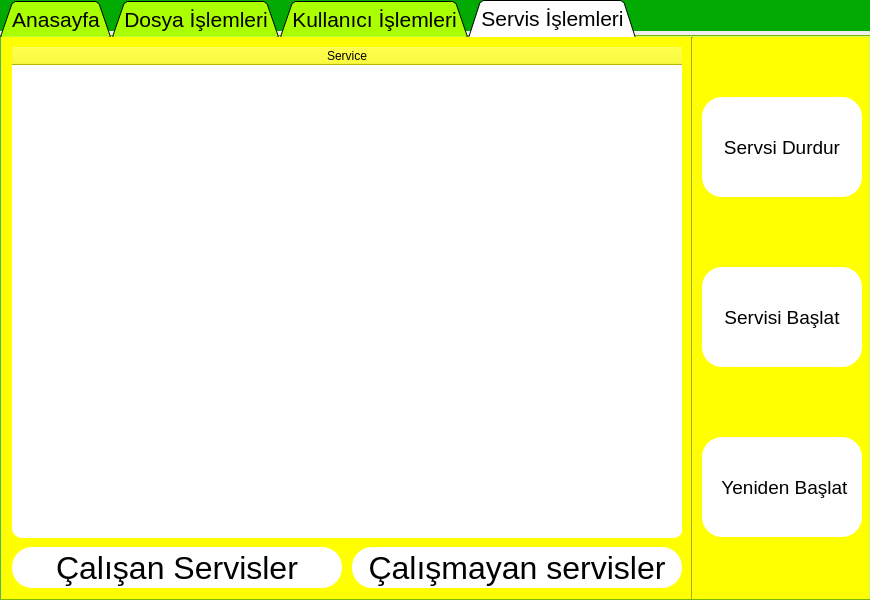
The window that MainGUI.ui (Slmdlgl40/LinuxSystemManagement) describes before a commit, drawn with Qt 5.
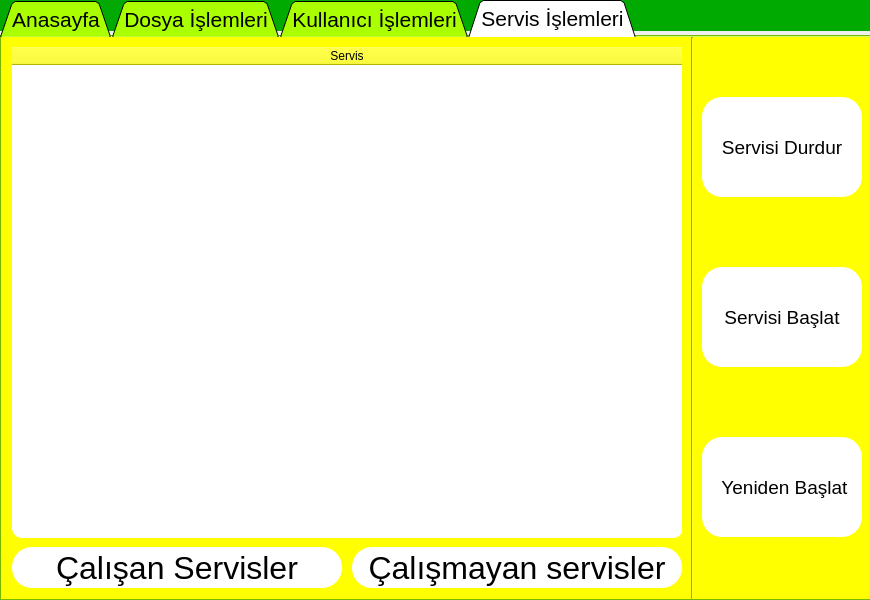
The same window after the commit. The open tabs and pages were chosen to show the change. Icons and pictures are not drawn.

Commit message: Editör sayfasının tasarımı tamamlandı

Diff of the .ui file:
```diff
--- a/MainGUI.ui
+++ b/MainGUI.ui
@@ -1306,7 +1306,7 @@
          <string notr="true"/>
         </property>
         <property name="text">
-         <string>Servsi Durdur</string>
+         <string>Servisi Durdur</string>
         </property>
         <property name="icon">
          <iconset resource="images/images.qrc">
@@ -1432,7 +1432,7 @@
         </attribute>
         <column>
          <property name="text">
-          <string>Service</string>
+          <string>Servis</string>
          </property>
         </column>
        </widget>
```
The commit also changes 1 other file.
